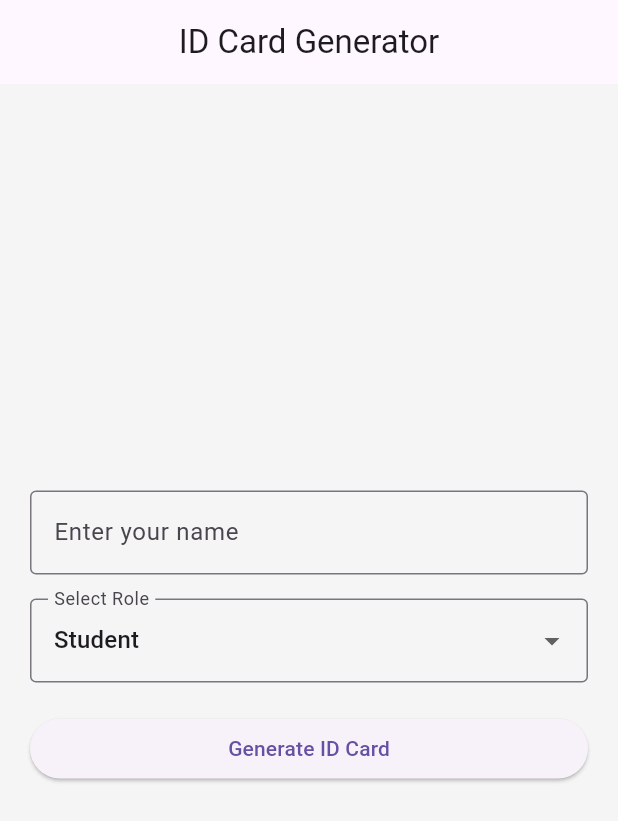
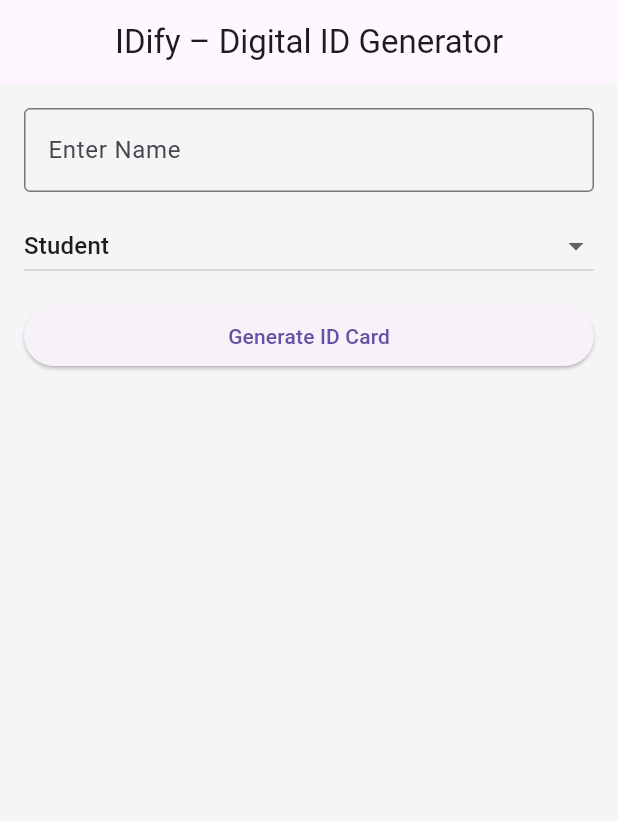
Before and after one commit to vtanu23bio-dot/idify_app, a Flutter app: the screen it shows after launch, after a tap on "Generate ID Card", on a phone screen of 412 x 824 dp. Shown: the top 821 px of the screen. Run offline on Flutter 3.47's test engine with Material 3 defaults, Android fonts, the phone set to English and light mode, and no system bars.

Commit message:
Update main.dart

```diff
--- a/lib/main.dart
+++ b/lib/main.dart
@@ -1,74 +1,81 @@
 import 'package:flutter/material.dart';
 
 void main() {
-  runApp(const MyApp());
+  runApp(const IDifyApp());
 }
 
-class MyApp extends StatelessWidget {
-  const MyApp({super.key});
+class IDifyApp extends StatelessWidget {
+  const IDifyApp({super.key});
 
   @override
   Widget build(BuildContext context) {
     return MaterialApp(
       debugShowCheckedModeBanner: false,
-      title: 'ID Card Generator',
-      home: const IdCardPage(),
+      title: 'IDify',
+      home: const HomePage(),
     );
   }
 }
 
-class IdCardPage extends StatefulWidget {
-  const IdCardPage({super.key});
+class HomePage extends StatefulWidget {
+  const HomePage({super.key});
 
   @override
-  State<IdCardPage> createState() => _IdCardPageState();
+  State<HomePage> createState() => _HomePageState();
 }
 
-class _IdCardPageState extends State<IdCardPage> {
+class _HomePageState extends State<HomePage> {
   final TextEditingController nameController = TextEditingController();
 
   String selectedRole = 'Student';
-  String generatedName = '';
-  String generatedId = '';
+
+  final List<Map<String, String>> generatedCards = [];
+
+  void generateIdCard() {
+    if (nameController.text.isEmpty) return;
+
+    setState(() {
+      generatedCards.add({
+        'name': nameController.text,
+        'role': selectedRole,
+        'id': (DateTime.now().millisecondsSinceEpoch % 100000).toString(),
+      });
+      nameController.clear();
+    });
+  }
 
   @override
   Widget build(BuildContext context) {
     return Scaffold(
       backgroundColor: Colors.grey[100],
       appBar: AppBar(
-        title: const Text('ID Card Generator'),
+        title: const Text('IDify – Digital ID Generator'),
         centerTitle: true,
       ),
-      body: Center(
-        child: SingleChildScrollView(
-          child: Padding(
-            padding: const EdgeInsets.all(20),
+      body: Padding(
+        padding: const EdgeInsets.all(16),
         child: Column(
-              crossAxisAlignment: CrossAxisAlignment.stretch,
           children: [
 
-                // NAME INPUT
+            /// NAME INPUT
             TextField(
               controller: nameController,
               decoration: const InputDecoration(
-                    labelText: 'Enter your name',
+                labelText: 'Enter Name',
                 border: OutlineInputBorder(),
               ),
             ),
 
-                const SizedBox(height: 16),
+            const SizedBox(height: 12),
 
-                // ROLE DROPDOWN
-                DropdownButtonFormField<String>(
+            /// ROLE DROPDOWN (VISIBLE & RELIABLE)
+            DropdownButton<String>(
               value: selectedRole,
-                  decoration: const InputDecoration(
-                    labelText: 'Select Role',
-                    border: OutlineInputBorder(),
-                  ),
+              isExpanded: true,
               items: const [
                 DropdownMenuItem(value: 'Student', child: Text('Student')),
-                    DropdownMenuItem(value: 'Teacher', child: Text('Teacher')),
-                    DropdownMenuItem(value: 'Admin', child: Text('Admin')),
+                DropdownMenuItem(value: 'Employee', child: Text('Employee')),
+                DropdownMenuItem(value: 'Intern', child: Text('Intern')),
               ],
               onChanged: (value) {
                 setState(() {
@@ -77,27 +84,30 @@ class _IdCardPageState extends State<IdCardPage> {
               },
             ),
 
-                const SizedBox(height: 20),
+            const SizedBox(height: 12),
 
-                // GENERATE BUTTON
-                ElevatedButton(
-                  onPressed: () {
-                    setState(() {
-                      generatedName = nameController.text;
-                      generatedId = DateTime.now()
-                          .millisecondsSinceEpoch
-                          .toString();
-                    });
-                  },
+            /// GENERATE BUTTON
+            SizedBox(
+              width: double.infinity,
+              child: ElevatedButton(
+                onPressed: generateIdCard,
                 child: const Text('Generate ID Card'),
               ),
+            ),
 
-                const SizedBox(height: 30),
+            const SizedBox(height: 16),
 
-                // GRADIENT ID CARD
-                if (generatedName.isNotEmpty)
-                  Container(
-                    padding: const EdgeInsets.all(20),
+            /// LIST OF ID CARDS
+            Expanded(
+              child: ListView.builder(
+                itemCount: generatedCards.length,
+                itemBuilder: (context, index) {
+                  final card = generatedCards[index];
+
+                  return Container(
+                    width: double.infinity,
+                    margin: const EdgeInsets.only(bottom: 16),
+                    padding: const EdgeInsets.all(16),
                     decoration: BoxDecoration(
                       gradient: const LinearGradient(
                         colors: [Colors.indigo, Colors.blueAccent],
@@ -108,7 +118,7 @@ class _IdCardPageState extends State<IdCardPage> {
                       boxShadow: const [
                         BoxShadow(
                           color: Colors.black26,
-                          blurRadius: 10,
+                          blurRadius: 8,
                           offset: Offset(0, 4),
                         ),
                       ],
@@ -120,49 +130,38 @@ class _IdCardPageState extends State<IdCardPage> {
                           'IDENTITY CARD',
                           style: TextStyle(
                             color: Colors.white70,
-                            fontSize: 16,
                             letterSpacing: 1.5,
                           ),
                         ),
-
-                        const SizedBox(height: 16),
-
+                        const SizedBox(height: 10),
                         Text(
-                          generatedName,
+                          card['name']!,
                           style: const TextStyle(
                             color: Colors.white,
-                            fontSize: 22,
+                            fontSize: 20,
                             fontWeight: FontWeight.bold,
                           ),
                         ),
-
-                        const SizedBox(height: 6),
-
                         Text(
-                          selectedRole,
+                          card['role']!,
                           style: const TextStyle(
                             color: Colors.white70,
-                            fontSize: 16,
                           ),
                         ),
-
-                        const SizedBox(height: 12),
-
+                        const SizedBox(height: 8),
                         Text(
-                          'ID: $generatedId',
-                          style: const TextStyle(
-                            color: Colors.white,
-                            fontSize: 14,
+                          'ID: ${card['id']}',
+                          style: const TextStyle(color: Colors.white),
+                        ),
+                      ],
+                    ),
+                  );
+                },
               ),
             ),
           ],
         ),
       ),
-              ],
-            ),
-          ),
-        ),
-      ),
     );
   }
 }
```
Lines whose indentation alone changed are shown as unchanged.
